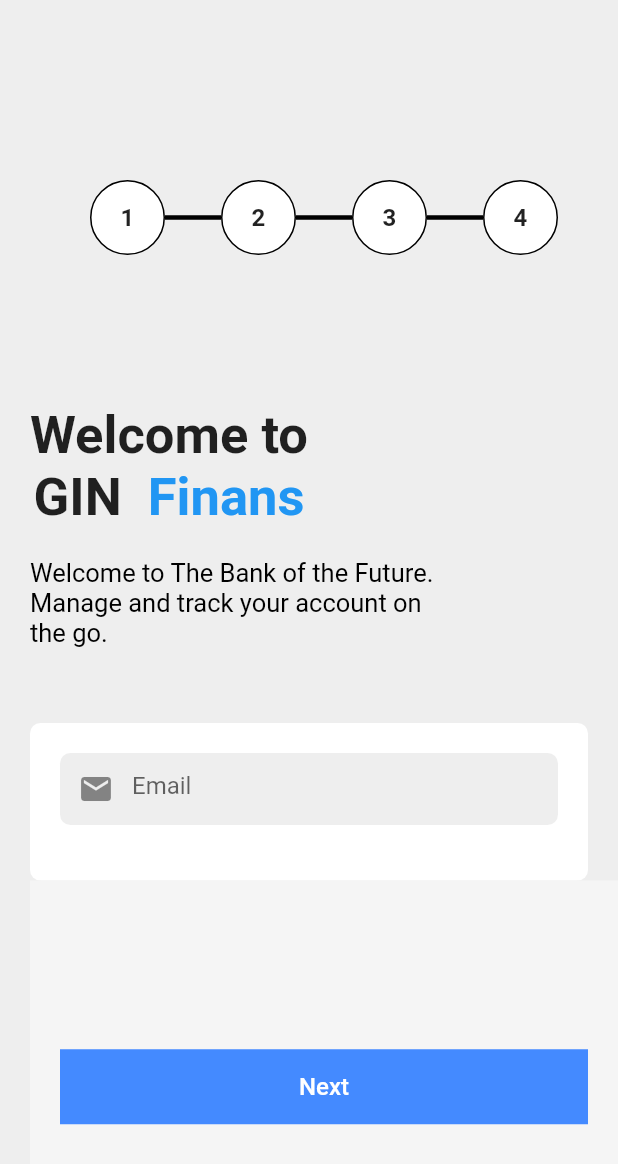
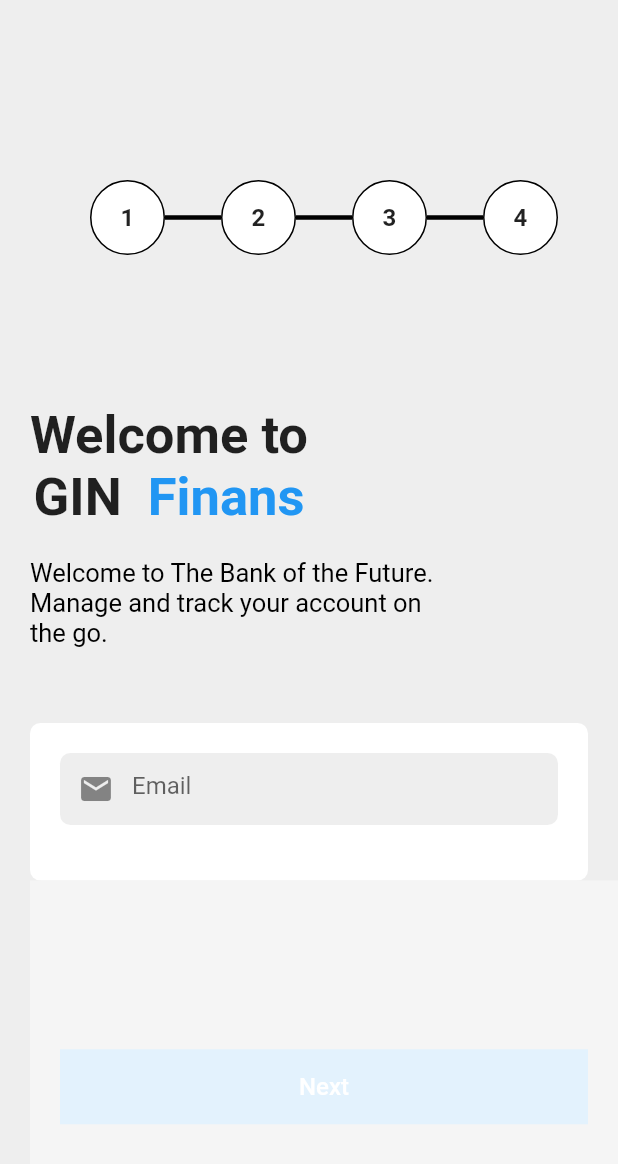
Before and after one commit to shamaahlawat/StepRegistration, a Flutter app: the screen it shows after launch, on a phone screen of 412 x 824 dp. Shown: the top 1164 px of the screen. Run offline on Flutter 3.47's test engine with Material 2 defaults, Android fonts, the phone set to English and light mode, and no system bars.

Commit message:
Fixed button Color

```diff
--- a/registration/lib/Modules/Welcome/Widgets/NextButton.dart
+++ b/registration/lib/Modules/Welcome/Widgets/NextButton.dart
@@ -17,11 +17,13 @@ class NextButton extends StatelessWidget {
           this.backgroundColor == null ? Colors.blueAccent : Colors.grey[100],
       child: Container(
         margin: EdgeInsets.only(right: 20, left: 20),
-        color: Colors.blueAccent,
+        color:
+            this.onPressed == null ? Colors.blue[50] : Colors.blueAccent[100],
         height: 50,
         width: MediaQuery.of(context).size.width,
         child: FlatButton(
-          color: Colors.blueAccent[100],
+          color:
+              this.onPressed == null ? Colors.blue[50] : Colors.blueAccent[100],
           child: Text(
             "Next",
             style: TextStyle(color: Colors.white, fontSize: 16),
```
